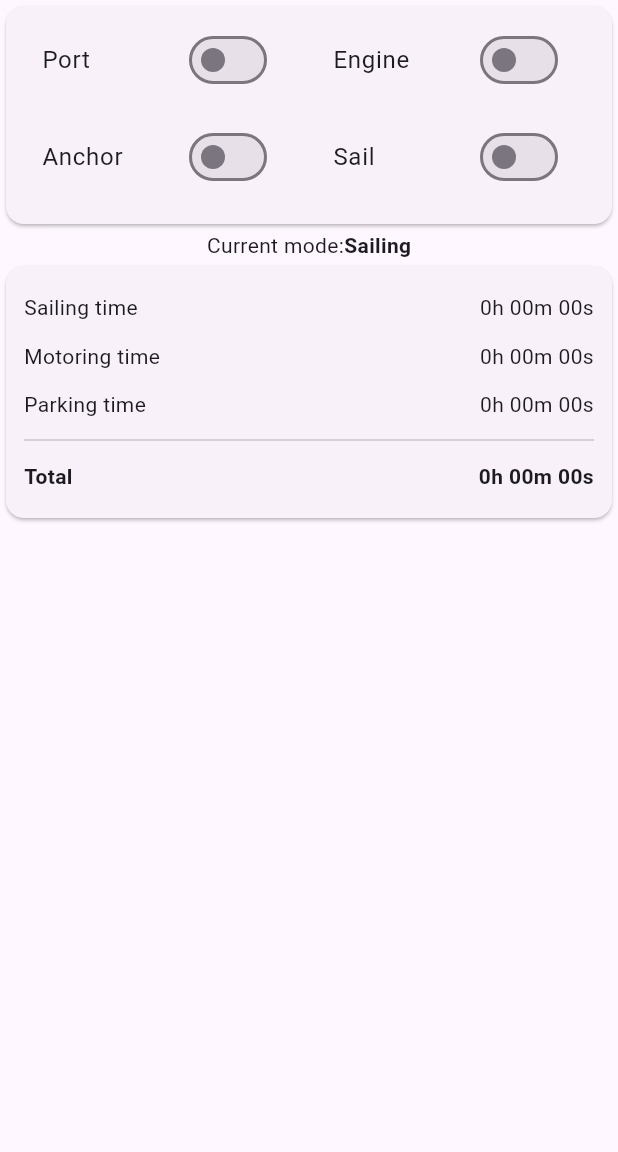
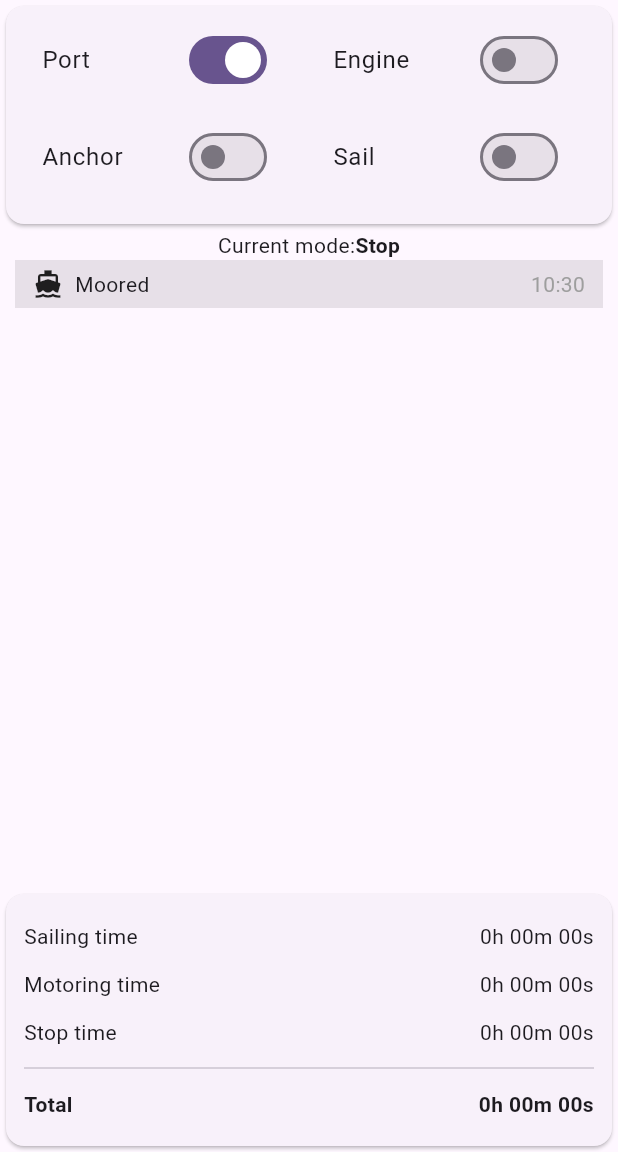
Before and after one commit to otterrisk/jacht_log, a Flutter app: the screen it shows after launch, on a phone screen of 412 x 824 dp, the part 84-1236 px from its top. Run offline on Flutter 3.47's test engine with Material 3 defaults, Android fonts, the phone set to English and light mode, and no system bars.

Commit message:
Add event list

```diff
--- a/lib/domain.dart
+++ b/lib/domain.dart
@@ -4,7 +4,7 @@
 enum Mode {
   sailing("Sailing"),
   motoring("Motoring"),
-  parking("Parking");
+  parking("Stop");
 
   final String label;
 
@@ -19,6 +19,7 @@
 
   Boat() {
     trip.addListener(_update);
+    _update();
   }
 
   void _update() {
--- /dev/null
+++ b/lib/event_presentation.dart
@@ -0,0 +1,19 @@
+import 'package:hello/event.dart';
+
+const Map<(EventSource, EventType), String> eventDescriptions = {
+  (EventSource.sail, EventType.start): "Sail hoisted",
+  (EventSource.sail, EventType.stop): "Sail lowered",
+
+  (EventSource.engine, EventType.start): "Engine started",
+  (EventSource.engine, EventType.stop): "Engine stopped",
+
+  (EventSource.port, EventType.start): "Moored",
+  (EventSource.port, EventType.stop): "Cast off",
+
+  (EventSource.anchor, EventType.start): "Anchor casted",
+  (EventSource.anchor, EventType.stop): "Anchor weighed",
+};
+
+extension EventDescription on Event {
+  String get description => eventDescriptions[(source, type)]!;
+}
--- a/lib/main.dart
+++ b/lib/main.dart
@@ -1,5 +1,6 @@
 import 'package:flutter/material.dart';
 import 'package:hello/event.dart';
+import 'package:hello/event_presentation.dart';
 
 import 'domain.dart';
 
@@ -116,6 +117,20 @@
                   ),
                 ],
               ),
+              Expanded(
+                child: ListView.builder(
+                  padding: const EdgeInsets.symmetric(horizontal: 10),
+                  itemCount: boat.trip.events.length,
+                  itemBuilder: (context, index) {
+                    final event = boat.trip.events[index];
+                    final background = index.isEven
+                        ? Theme.of(context).colorScheme.surfaceContainerHighest
+                        : Colors.transparent;
+
+                    return eventRow(event, background);
+                  },
+                ),
+              ),
               Card(
                 elevation: 1,
                 child: Padding(
@@ -173,4 +188,47 @@
     final seconds = d.inSeconds % 60;
     return "${hours}h ${minutes.toString().padLeft(2, '0')}m ${seconds.toString().padLeft(2, '0')}s";
   }
+
+  Widget eventRow(Event event, Color background) {
+    return Container(
+      color: background,
+      padding: const EdgeInsets.symmetric(vertical: 6, horizontal: 12),
+      child: Row(
+        children: [
+          Icon(_iconForSource(event.source), size: 20),
+          const SizedBox(width: 8),
+
+          Text(event.description),
+
+          const Spacer(),
+
+          Text(
+            _formatTimestamp(event.timestamp),
+            style: const TextStyle(
+              color: Colors.grey,
+              fontFeatures: [FontFeature.tabularFigures()],
+            ),
+          ),
+        ],
+      ),
+    );
+  }
+
+  String _formatTimestamp(DateTime t) {
+    return "${t.hour.toString().padLeft(2, '0')}:"
+        "${t.minute.toString().padLeft(2, '0')}";
+  }
+
+  IconData _iconForSource(EventSource source) {
+    switch (source) {
+      case EventSource.engine:
+        return Icons.settings;
+      case EventSource.sail:
+        return Icons.sailing;
+      case EventSource.port:
+        return Icons.directions_boat;
+      case EventSource.anchor:
+        return Icons.anchor;
+    }
+  }
 }
```
